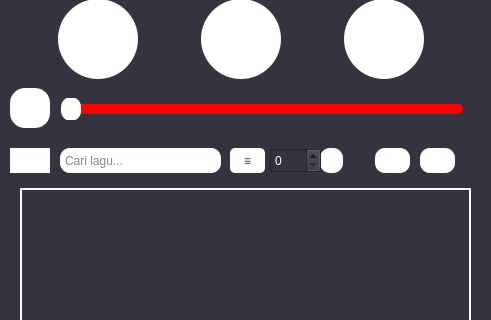
This is MusicPlayerGUI/mainwindow.ui in adanfdilah/Project-Alpro as Qt 5 draws it before an edit; both pictures show x 0 to 491 and y 152 to 472 of the 491 by 606 pixel window. The edited form follows.
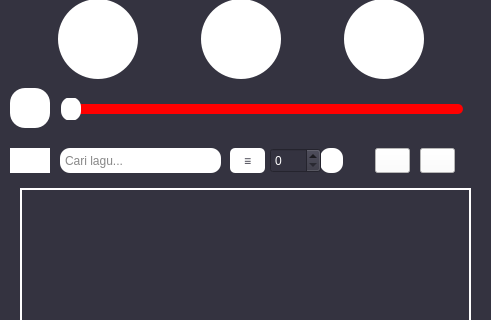
This is the edited form. Custom widgets are drawn as their Qt base class.

What changed in the file:
```diff
--- a/MusicPlayerGUI/mainwindow.ui
+++ b/MusicPlayerGUI/mainwindow.ui
@@ -736,11 +736,8 @@
     <property name="styleSheet">
      <string notr="true">QPushButton
 {
-border:none;
-border-radius:10px;
 background-color:rgb(255,255,255);
 color:rgb(52,51,64);
-padding:0px;
 }</string>
     </property>
     <property name="text">
@@ -771,11 +768,8 @@
     <property name="styleSheet">
      <string notr="true">QPushButton
 {
-border:none;
-border-radius:10px;
 background-color:rgb(255,255,255);
 color:rgb(52,51,64);
-padding:0px;
 }</string>
     </property>
     <property name="text">
```
